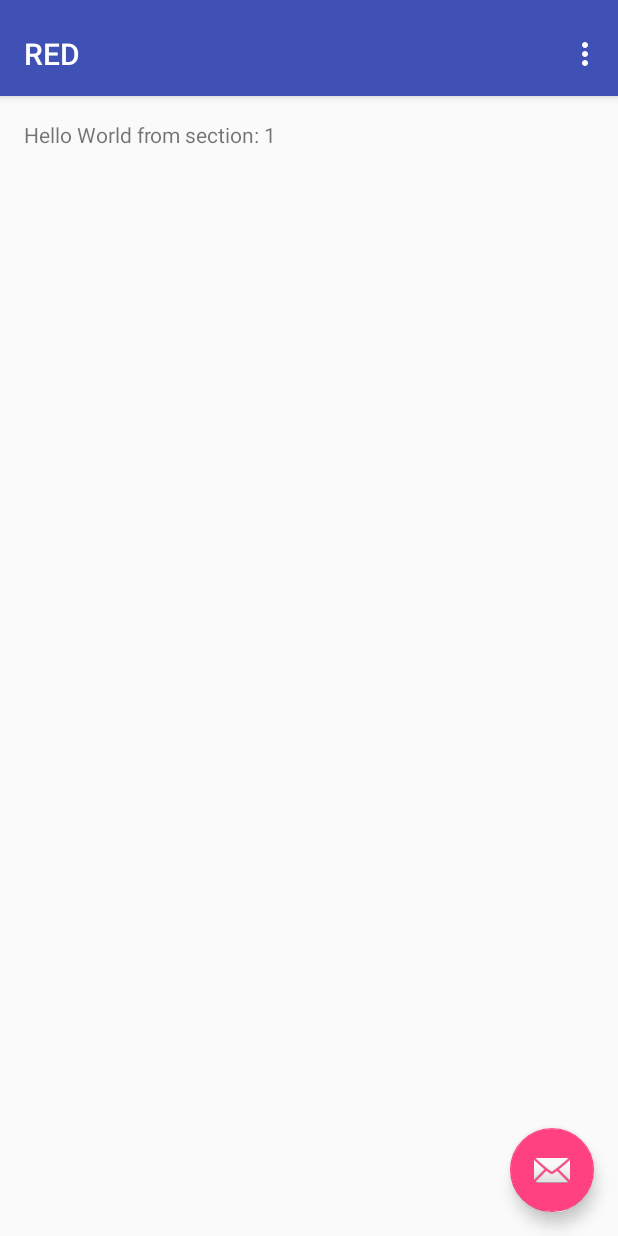
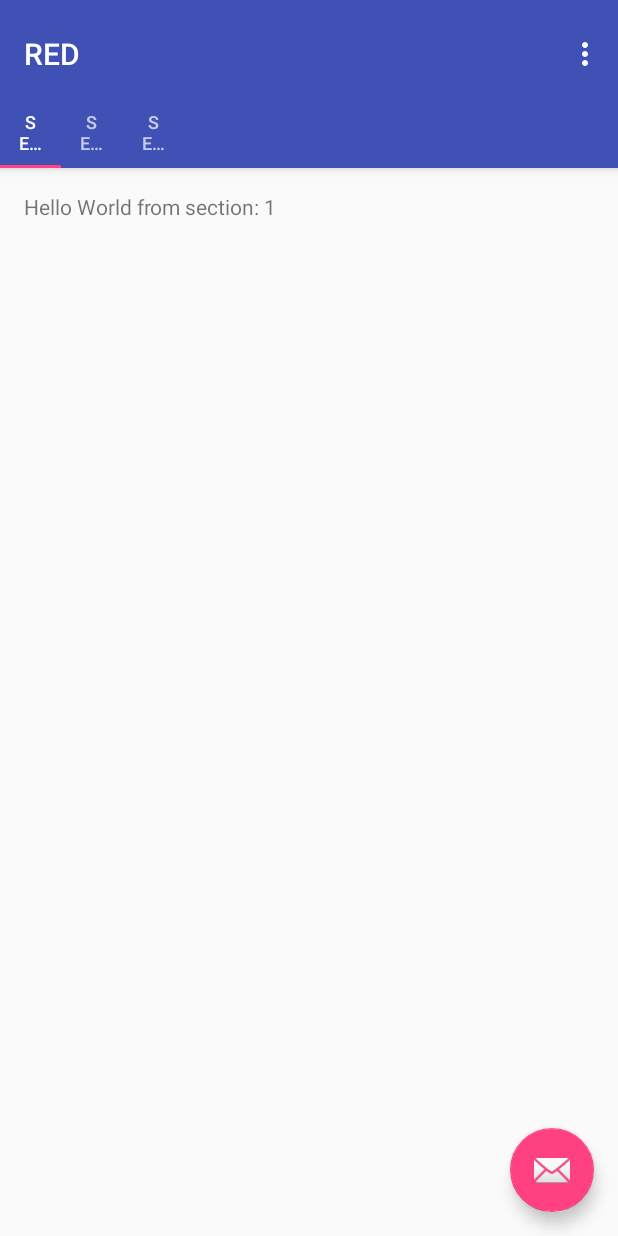
Before and after one commit to Kouroshb26/RED, an Android app: the screen it shows after launch (MainActivity), on a phone screen of 412 x 824 dp. Run offline under Robolectric (Android 15) with nearby library versions, the phone set to English and light mode, and no system bars.

Commit message:
Redo
Just a Redo

```diff
--- a/RED/app/src/main/java/kourosh/red/MainActivity.java
+++ b/RED/app/src/main/java/kourosh/red/MainActivity.java
@@ -1,5 +1,6 @@
 package kourosh.red;
 
+import android.support.design.widget.TabLayout;
 import android.support.design.widget.FloatingActionButton;
 import android.support.design.widget.Snackbar;
 import android.support.v7.app.AppCompatActivity;
@@ -50,6 +51,8 @@ public class MainActivity extends AppCompatActivity {
         mViewPager = (ViewPager) findViewById(R.id.container);
         mViewPager.setAdapter(mSectionsPagerAdapter);
 
+        TabLayout tabLayout = (TabLayout) findViewById(R.id.tabs);
+        tabLayout.setupWithViewPager(mViewPager);
 
         FloatingActionButton fab = (FloatingActionButton) findViewById(R.id.fab);
         fab.setOnClickListener(new View.OnClickListener() {
@@ -140,7 +143,7 @@ public class MainActivity extends AppCompatActivity {
         @Override
         public int getCount() {
             // Show 3 total pages.
-            return 3;
+            return 10;
         }
 
         @Override
--- a/RED/app/src/main/res/layout/activity_main.xml
+++ b/RED/app/src/main/res/layout/activity_main.xml
@@ -25,6 +25,11 @@
 
         </android.support.v7.widget.Toolbar>
 
+        <android.support.design.widget.TabLayout
+            android:id="@+id/tabs"
+            android:layout_width="match_parent"
+            android:layout_height="wrap_content" />
+
     </android.support.design.widget.AppBarLayout>
 
     <android.support.v4.view.ViewPager
```
Also changed, not shown: 1 other file.
